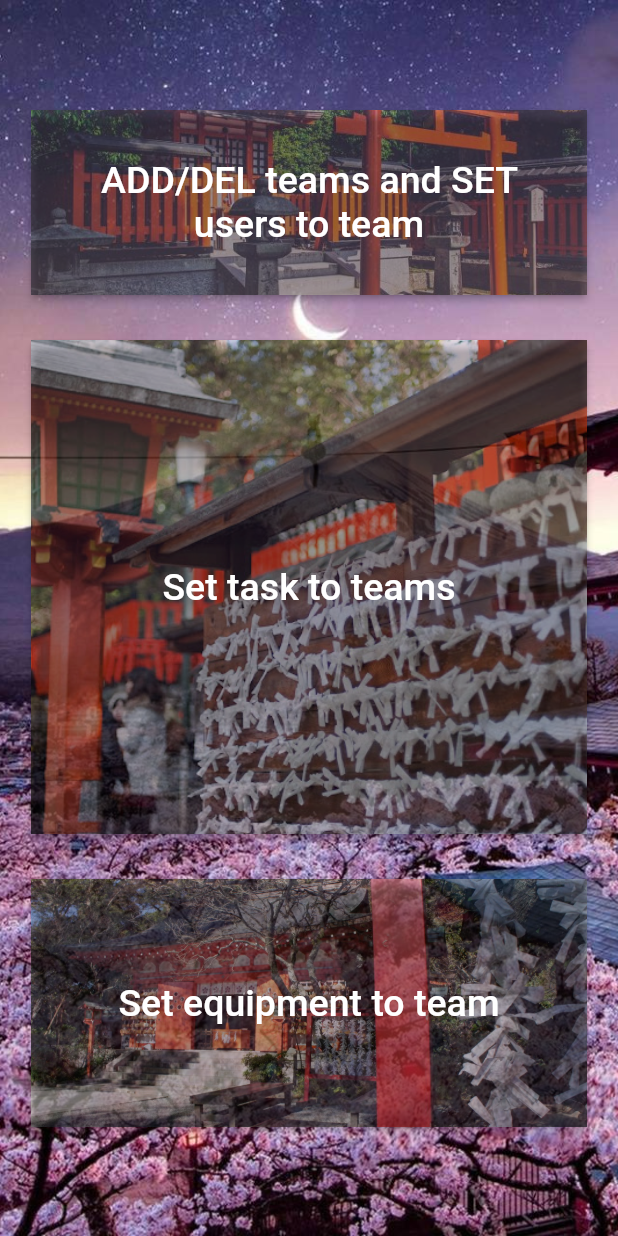
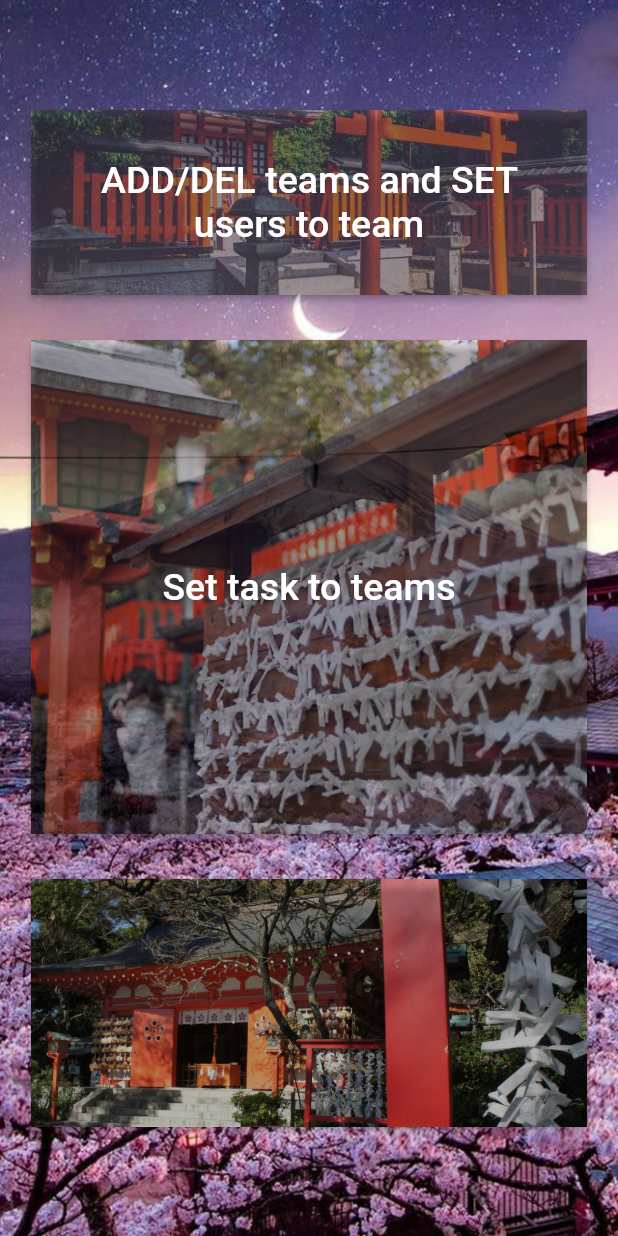
Before and after one commit to YuunOoO/DragCon, a Flutter app: the homepage screen opened directly, in the side drawer, after a tap on "Admin panel", on a phone screen of 412 x 824 dp. Run offline on Flutter 3.47's test engine with Material 2 defaults, Android fonts, the phone set to English and light mode, and no system bars; our stand-ins replace expandable, flutter_animation_progress_bar, font_awesome_flutter, google_maps_flutter, local_auth, location and 3 more; missing offline and left inert: drag_and_drop_lists; accounts and stored records are empty; network calls fail; Roboto replaces fonts that are missing (jyunjun).

Commit message:
praca praca \

```diff
--- a/lib/Pages/adminpage.dart
+++ b/lib/Pages/adminpage.dart
@@ -126,9 +126,8 @@ class _adminpage extends State<adminpage> {
                           width: 90.w,
                           decoration: BoxDecoration(
                             image: DecorationImage(
-                              image: AssetImage("assets/images/adm3.jpg"),
+                              image: AssetImage("assets/images/equipback.jpg"),
                               fit: BoxFit.cover,
-                              opacity: 0.7,
                             ),
                           ),
                           child: ElevatedButton(
@@ -149,8 +148,7 @@ class _adminpage extends State<adminpage> {
                                 }));
                               },
                               child: Text(
-                                'Set equipment to team',
-                                style: TextStyle(fontSize: 25),
+                                '',
                               )))
                     ],
                   ),
--- a/lib/Pages/homepage.dart
+++ b/lib/Pages/homepage.dart
@@ -1,5 +1,4 @@
 import 'dart:io';
-
 import 'package:drag_and_drop_lists/drag_and_drop_lists.dart';
 import 'package:dragcon/mysql/tables.dart';
 import 'package:flutter/material.dart';
@@ -11,6 +10,7 @@ import 'dart:collection';
 import '../global.dart';
 import 'package:sizer/sizer.dart';
 import 'package:expandable/expandable.dart';
+import 'package:font_awesome_flutter/font_awesome_flutter.dart';
 
 //
 List<DraggableList> allLists = [];
@@ -142,7 +142,7 @@ class _homepage extends State<homepage> {
           onItemReorder: onReorderListItem,
           onListReorder: onReorderList,
           axis: Axis.horizontal,
-          listWidth: 59.h,
+          listWidth: 55.h,
           listDraggingWidth: 50.h,
         ),
       ),
@@ -150,8 +150,11 @@ class _homepage extends State<homepage> {
         onPressed: () {
           // Add your onPressed code here!
         },
-        backgroundColor: Color.fromARGB(255, 155, 17, 132),
-        child: const Icon(Icons.search_outlined),
+        backgroundColor: Color.fromARGB(232, 87, 7, 73),
+        child: FaIcon(
+          FontAwesomeIcons.magnifyingGlassPlus,
+          color: Colors.white,
+        ),
       ),
     );
   }
--- a/lib/main.dart
+++ b/lib/main.dart
@@ -6,7 +6,7 @@ import 'mysql/tables.dart';
 import 'splash.dart';
 import 'package:flutter_animation_progress_bar/flutter_animation_progress_bar.dart';
 import 'package:sizer/sizer.dart';
-import 'dart:ffi' as ffi;
+
 import 'package:flutter/widgets.dart';
 
 void main() async {
--- a/lib/mysql/tables.dart
+++ b/lib/mysql/tables.dart
@@ -1,6 +1,4 @@
 import 'dart:convert';
-import 'dart:ffi';
-
 import 'package:dragcon/global.dart';
 import 'package:http/http.dart' as http;
 import 'package:flutter/material.dart';
--- a/pubspec.yaml
+++ b/pubspec.yaml
@@ -59,6 +59,7 @@ dependencies:
   location: ^2.5.4
   local_auth: ^2.0.1
   expandable: ^5.0.1
+  font_awesome_flutter: ^10.1.0
 
 
 dev_dependencies:
```
Also changed, not shown: lib/Pages/LoginScreen.dart (+12 -10 lines), lib/Pages/TaskToTeam.dart (+6 -3 lines), lib/Pages/ToolsToTeam.dart (+6 -2 lines), lib/Pages/teams.dart (+6 -2 lines), assets/images/equipback.jpg (added), assets/images/taskback.jpg (added), assets/images/userback.jpg (added), pubspec.lock, 1 other file.
